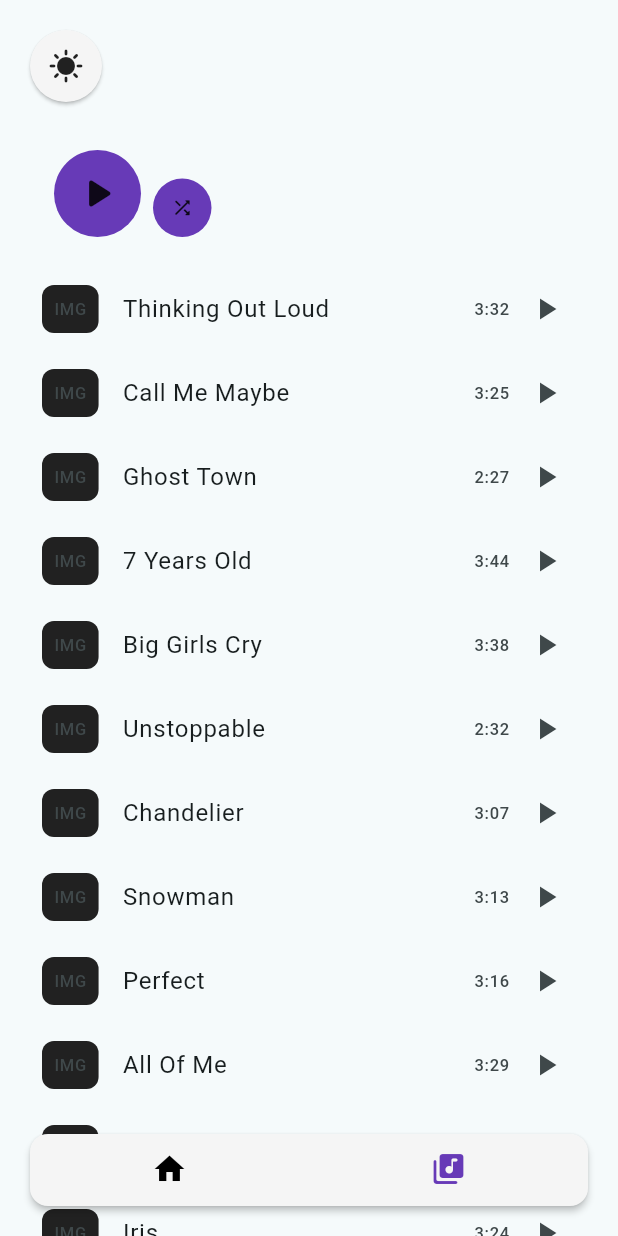
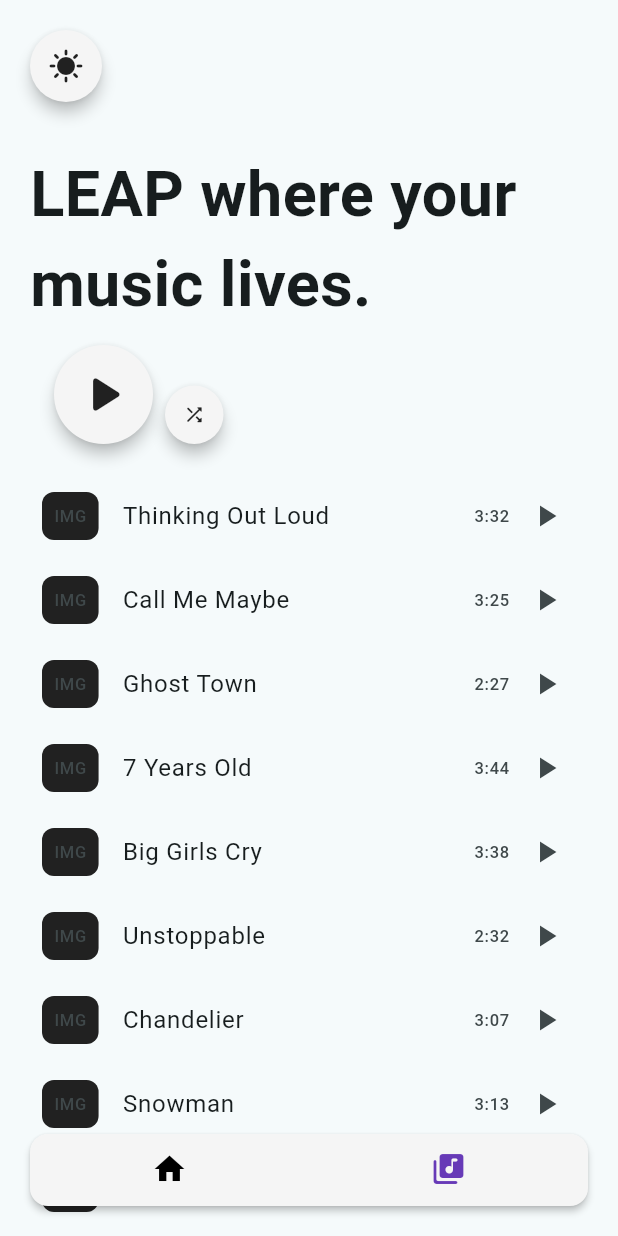
Before and after one commit to Justine-zip/Leap_Music_Player, a Flutter app: the screen it shows after launch, tab 2 chosen, on a phone screen of 412 x 824 dp. Run offline on Flutter 3.47's test engine with Material 3 defaults, Android fonts, the phone set to English and light mode, and no system bars; our stand-ins replace device_preview; missing offline and left inert: page_animation_transition.

Commit message:
added music play page]

```diff
--- a/lib/components/circle_icon.dart
+++ b/lib/components/circle_icon.dart
@@ -13,13 +13,13 @@ class CircleIcon extends StatelessWidget {
 
   @override
   Widget build(BuildContext context) {
-    return GestureDetector(
-      onTap: onTap,
-      child: Container(
-        decoration: BoxDecoration(
-          color: Theme.of(context).colorScheme.tertiary,
-          borderRadius: BorderRadius.circular(38),
-        ),
+    return Material(
+      elevation: 4,
+      color: Theme.of(context).colorScheme.secondary,
+      borderRadius: BorderRadius.circular(42),
+      child: InkWell(
+        borderRadius: BorderRadius.circular(42),
+        onTap: onTap,
         child: Padding(
           padding: const EdgeInsets.all(12.0),
           child: Icon(icon, size: iconSize),
--- a/lib/components/music_list_builder.dart
+++ b/lib/components/music_list_builder.dart
@@ -1,5 +1,8 @@
 import 'package:flutter/material.dart';
 import 'package:leap/models/music.dart';
+import 'package:leap/pages/music_play_page.dart';
+import 'package:page_animation_transition/animations/right_to_left_transition.dart';
+import 'package:page_animation_transition/page_animation_transition.dart';
 
 class MusicListBuilder extends StatelessWidget {
   MusicListBuilder({super.key});
@@ -29,7 +32,20 @@ class MusicListBuilder extends StatelessWidget {
     return ListView.builder(
       itemCount: musicList.length,
       itemBuilder: (context, index) {
-        return ListTile(
+        return GestureDetector(
+          onTap: () {
+            debugPrint('Music Title: ${musicList[index].title}');
+            Navigator.of(context).push(
+              PageAnimationTransition(
+                page: MusicPlayPage(
+                  title: musicList[index].title,
+                  duration: musicList[index].duration,
+                ),
+                pageAnimationType: RightToLeftTransition(),
+              ),
+            );
+          },
+          child: ListTile(
             leading: Container(
               decoration: BoxDecoration(
                 color: Colors.grey[900],
@@ -52,6 +68,7 @@ class MusicListBuilder extends StatelessWidget {
                 ],
               ),
             ),
+          ),
         );
       },
     );
--- a/lib/pages/home_page.dart
+++ b/lib/pages/home_page.dart
@@ -1,4 +1,5 @@
 import 'package:flutter/material.dart';
+import 'package:leap/components/circle_icon.dart';
 import 'package:leap/pages/music_library_page.dart';
 import 'package:leap/pages/music_page.dart';
 
@@ -17,20 +18,7 @@ class HomePage extends StatelessWidget {
           Positioned(
             top: 20,
             left: 20,
-            child: GestureDetector(
-              onTap: () {
-                //Change Themes
-              },
-              child: Material(
-                elevation: 1,
-                borderRadius: BorderRadius.circular(24),
-                color: Theme.of(context).colorScheme.primaryContainer,
-                child: Padding(
-                  padding: const EdgeInsets.all(12.0),
-                  child: Icon(Icons.sunny),
-                ),
-              ),
-            ),
+            child: CircleIcon(icon: Icons.sunny, iconSize: 24, onTap: () {}),
           ),
           Positioned(
             bottom: 20,
--- a/lib/pages/music_library_page.dart
+++ b/lib/pages/music_library_page.dart
@@ -18,13 +18,21 @@ class _MusicLibraryPageState extends State<MusicLibraryPage> {
         child: Column(
           children: [
             Padding(
+              padding: const EdgeInsets.symmetric(horizontal: 8.0),
+              child: Text(
+                'LEAP where your music lives.',
+                style: TextStyle(fontWeight: FontWeight.bold, fontSize: 42),
+              ),
+            ),
+            SizedBox(height: 10),
+            Padding(
               padding: const EdgeInsets.symmetric(horizontal: 24.0),
               child: Row(
                 crossAxisAlignment: CrossAxisAlignment.end,
                 children: [
                   CircleIcon(
                     icon: Icons.play_arrow_rounded,
-                    iconSize: 34,
+                    iconSize: 42,
                     onTap: () {
                       //Play Music
                     },
--- a/lib/theme/app_dark_theme.dart
+++ b/lib/theme/app_dark_theme.dart
@@ -7,7 +7,10 @@ final ThemeData darkTheme = ThemeData(
     primaryContainer: Colors.grey[900],
     seedColor: Colors.black,
     brightness: Brightness.dark,
-  ).copyWith(tertiary: Colors.deepPurple[300]),
+  ).copyWith(
+    secondary: Colors.deepPurple[300],
+    tertiary: Colors.deepPurple[300],
+  ),
   tabBarTheme: TabBarTheme(
     labelColor: Colors.deepPurple[300],
     indicator: BoxDecoration(),
--- a/lib/theme/app_light_theme.dart
+++ b/lib/theme/app_light_theme.dart
@@ -7,7 +7,7 @@ final ThemeData lightTheme = ThemeData(
     primaryContainer: Colors.grey[100],
     seedColor: Colors.white,
     brightness: Brightness.light,
-  ).copyWith(tertiary: Colors.deepPurple),
+  ).copyWith(secondary: Colors.grey[100], tertiary: Colors.deepPurple),
   tabBarTheme: TabBarTheme(
     labelColor: Colors.deepPurple,
     indicator: BoxDecoration(),
```
Also changed, not shown: lib/pages/music_play_page.dart (added, +123 -0 lines), 1 other file. Lines whose indentation alone changed are shown as unchanged.
